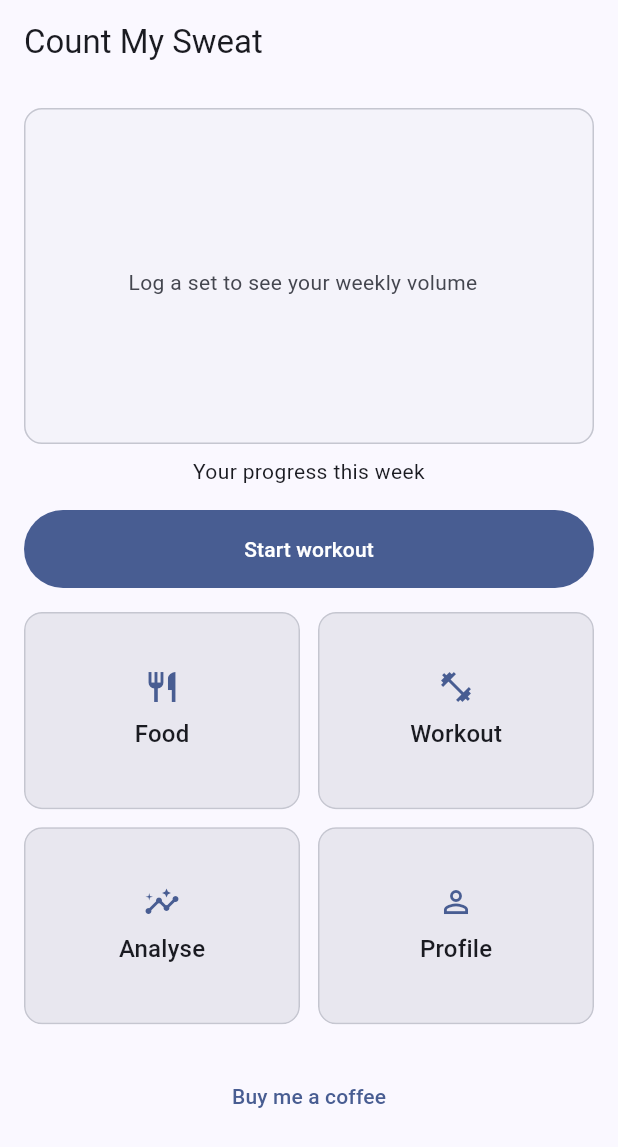
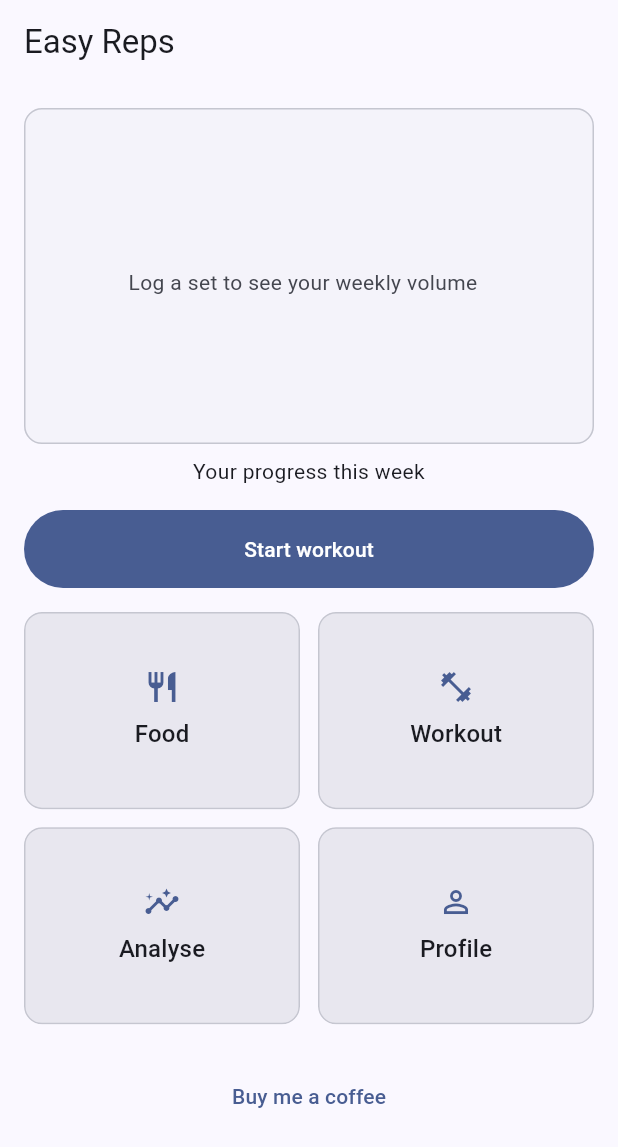
Before and after one commit to mrz004/EasyReps, a Flutter app: the screen it shows after launch, on a phone screen of 412 x 824 dp. Shown: the top 1147 px of the screen. Run offline on Flutter 3.47's test engine with Material 3 defaults, Android fonts, the phone set to English and light mode, and no system bars; our stand-ins replace csv, drift, drift_flutter, fl_chart, flutter_riverpod, google_sign_in and 2 more; missing offline and left inert: extension_google_sign_in_as_googleapis_auth, googleapis, workmanager; accounts and stored records are empty; generated files the repository leaves out were written again; statements that could not run were skipped.

Commit message:
Rename app to Easy Reps
- Display name "Easy Reps" (Android label, APP_NAME, iOS and web names)
- Package / applicationId io.github.mrz004.easyreps, based on the
  owner's GitHub user, chosen before registering the Google OAuth client
- Open Food Facts User-Agent EasyReps/<version> with contact
  https://github.com/mrz004
- Database file easy_reps; export file names easy-reps-*
- README and NOTES updated; design docs keep the old name
  "Count My Sweat" as historical documents

Co-Authored-By: Claude Opus 5.5 <noreply@anthropic.com>

```diff
--- a/lib/app.dart
+++ b/lib/app.dart
@@ -22,8 +22,8 @@ final startupProvider = FutureProvider<void>((ref) async {
   await ref.read(backupServiceProvider).start();
 });
 
-class CountMySweatApp extends StatelessWidget {
-  const CountMySweatApp({super.key});
+class EasyRepsApp extends StatelessWidget {
+  const EasyRepsApp({super.key});
 
   @override
   Widget build(BuildContext context) {
--- a/lib/core/constants.dart
+++ b/lib/core/constants.dart
@@ -1,7 +1,7 @@
 /// App-wide constants. Values marked "placeholder" must be filled in by the owner.
 library;
 
-const String APP_NAME = 'Count My Sweat';
+const String APP_NAME = 'Easy Reps';
 
 /// Keep in sync with `version:` in pubspec.yaml.
 const String APP_VERSION = '0.1.0';
@@ -10,9 +10,9 @@ const String APP_VERSION = '0.1.0';
 const String COFFEE_URL = 'https://www.buymeacoffee.com/';
 
 /// Placeholder: repository URL or contact used in the Open Food Facts User-Agent.
-const String APP_CONTACT = 'https://github.com/count-my-sweat';
+const String APP_CONTACT = 'https://github.com/mrz004';
 
-const String OFF_USER_AGENT = 'CountMySweat/$APP_VERSION ($APP_CONTACT)';
+const String OFF_USER_AGENT = 'EasyReps/$APP_VERSION ($APP_CONTACT)';
 const String OFF_SEARCH_URL = 'https://search.openfoodfacts.org/search';
 
 /// Open Food Facts allows 10 search requests per minute per IP.
--- a/lib/data/database.dart
+++ b/lib/data/database.dart
@@ -7,7 +7,7 @@ export 'tables.dart';
 
 part 'database.g.dart';
 
-const String DATABASE_NAME = 'count_my_sweat';
+const String DATABASE_NAME = 'easy_reps';
 
 @DriftDatabase(
   tables: [
--- a/lib/features/analyse/analyse_screen.dart
+++ b/lib/features/analyse/analyse_screen.dart
@@ -64,7 +64,7 @@ class _AnalyseScreenState extends ConsumerState<AnalyseScreen> {
       final bytes = await image.toByteData(format: ui.ImageByteFormat.png);
       image.dispose();
       final dir = await getTemporaryDirectory();
-      final file = File('${dir.path}/count-my-sweat-${_range.label}-${dayKey(DateTime.now())}.png');
+      final file = File('${dir.path}/easy-reps-${_range.label}-${dayKey(DateTime.now())}.png');
       await file.writeAsBytes(bytes!.buffer.asUint8List(), flush: true);
       await SharePlus.instance.share(
         ShareParams(files: [XFile(file.path, mimeType: 'image/png')]),
--- a/lib/features/export/export_service.dart
+++ b/lib/features/export/export_service.dart
@@ -108,7 +108,7 @@ class ExportService {
           : null,
     );
     final dir = await _exportDir();
-    final file = File('${dir.path}/count-my-sweat-summary-${dayKey(range.last)}.pdf');
+    final file = File('${dir.path}/easy-reps-summary-${dayKey(range.last)}.pdf');
     await file.writeAsBytes(bytes, flush: true);
     return XFile(file.path, mimeType: 'application/pdf');
   }
--- a/lib/main.dart
+++ b/lib/main.dart
@@ -11,7 +11,7 @@ void main() {
   runApp(
     ProviderScope(
       overrides: [databaseProvider.overrideWithValue(db)],
-      child: const CountMySweatApp(),
+      child: const EasyRepsApp(),
     ),
   );
 }
--- a/pubspec.yaml
+++ b/pubspec.yaml
@@ -1,5 +1,5 @@
 name: cms
-description: "Count My Sweat - a local-first gym and food tracker."
+description: "Easy Reps - a local-first gym and food tracker."
 publish_to: 'none'
 version: 0.1.0+1
 
```
Also changed, not shown: 12 other files.
